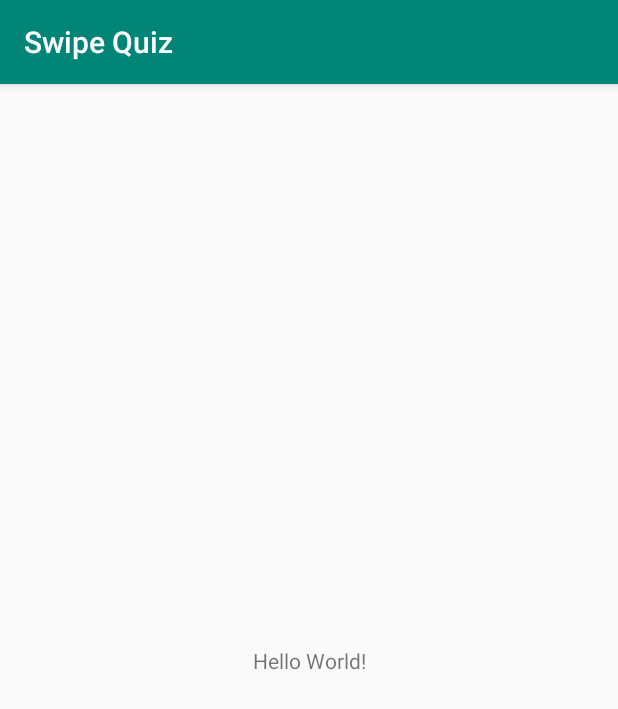
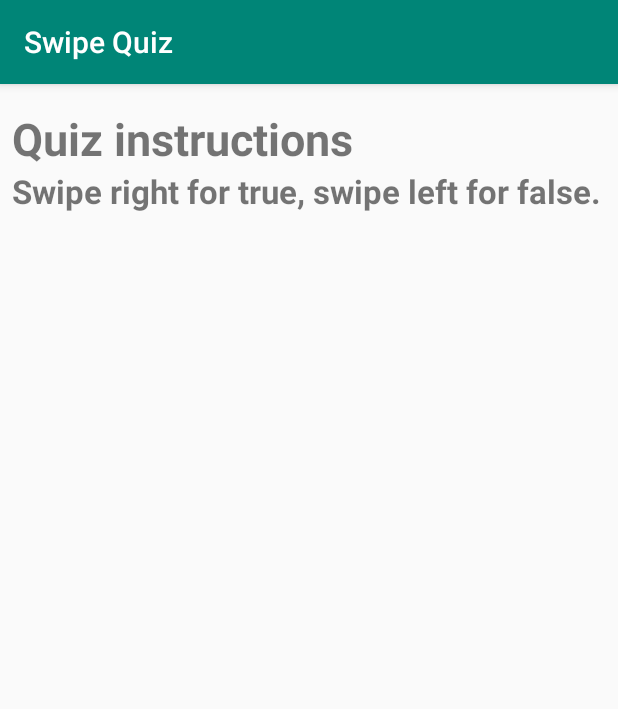
Before and after one commit to leondino/MADSwipeQuiz, an Android app: the screen it shows after launch (QuizActivity), on a phone screen of 412 x 824 dp. Shown: the top 709 px of the screen. Run offline under Robolectric (Android 15) with nearby library versions, the phone set to English and light mode, and no system bars.

Commit message:
Setup layout of main app

```diff
--- a/app/build.gradle
+++ b/app/build.gradle
@@ -32,4 +32,5 @@ dependencies {
     testImplementation 'junit:junit:4.12'
     androidTestImplementation 'androidx.test.ext:junit:1.1.0'
     androidTestImplementation 'androidx.test.espresso:espresso-core:3.1.1'
+    implementation 'androidx.recyclerview:recyclerview:1.1.0'
 }
--- a/app/src/main/res/layout/activity_quiz.xml
+++ b/app/src/main/res/layout/activity_quiz.xml
@@ -7,12 +7,39 @@
     tools:context=".QuizActivity">
 
     <TextView
+        android:id="@+id/titleText"
         android:layout_width="wrap_content"
         android:layout_height="wrap_content"
-        android:text="Hello World!"
-        app:layout_constraintBottom_toBottomOf="parent"
-        app:layout_constraintLeft_toLeftOf="parent"
-        app:layout_constraintRight_toRightOf="parent"
+        android:layout_marginStart="8dp"
+        android:layout_marginTop="16dp"
+        android:text="@string/title_Text"
+        android:textSize="30sp"
+        android:textStyle="bold"
+        app:layout_constraintEnd_toEndOf="parent"
+        app:layout_constraintHorizontal_bias="0.0"
+        app:layout_constraintStart_toStartOf="parent"
         app:layout_constraintTop_toTopOf="parent" />
 
+    <TextView
+        android:id="@+id/explainText"
+        android:layout_width="wrap_content"
+        android:layout_height="wrap_content"
+        android:layout_marginStart="8dp"
+        android:text="@string/explain_text"
+        android:textSize="22sp"
+        android:textStyle="bold"
+        app:layout_constraintEnd_toEndOf="parent"
+        app:layout_constraintHorizontal_bias="0.0"
+        app:layout_constraintStart_toStartOf="parent"
+        app:layout_constraintTop_toBottomOf="@+id/titleText" />
+
+    <androidx.recyclerview.widget.RecyclerView
+        android:id="@+id/rvQuiz"
+        android:layout_width="0dp"
+        android:layout_height="0dp"
+        app:layout_constraintBottom_toBottomOf="parent"
+        app:layout_constraintEnd_toEndOf="parent"
+        app:layout_constraintStart_toStartOf="parent"
+        app:layout_constraintTop_toBottomOf="@+id/explainText" />
+
 </androidx.constraintlayout.widget.ConstraintLayout>
--- a/app/src/main/res/values/strings.xml
+++ b/app/src/main/res/values/strings.xml
@@ -1,3 +1,5 @@
 <resources>
     <string name="app_name">Swipe Quiz</string>
+    <string name="title_Text">Quiz instructions</string>
+    <string name="explain_text">Swipe right for true, swipe left for false.</string>
 </resources>
```
